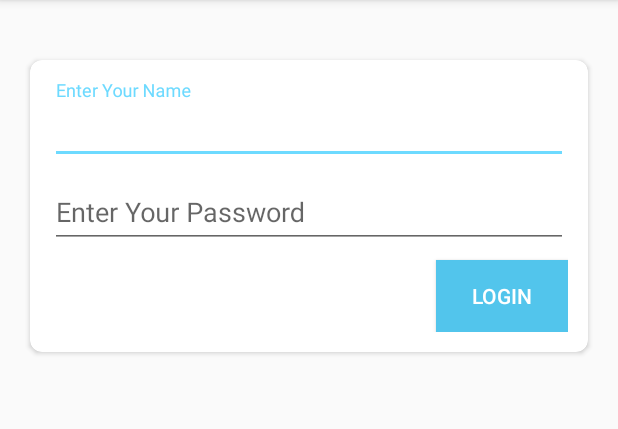
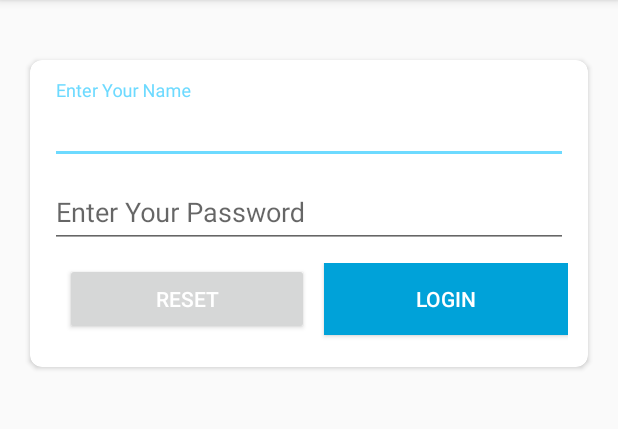
Before and after one commit to nemamayank/DataBinding, an Android app: the screen it shows after launch (LoginActivity), on a phone screen of 412 x 824 dp, the part 84-513 px from its top. Run offline under Robolectric (Android 15) with nearby library versions, the phone set to English and light mode, and no system bars; our stand-ins replace data binding; 7 statements that could not run were skipped.

```diff
--- a/app/build.gradle
+++ b/app/build.gradle
@@ -29,7 +29,7 @@ android {
         exclude 'META-INF/NOTICE'
         exclude 'META-INF/NOTICE.txt'
     }
-    buildToolsVersion '23.0.2'
+    buildToolsVersion '26.0.2'
 }
 
 dependencies {
--- a/app/src/main/java/com/example/activities/LoginActivity.java
+++ b/app/src/main/java/com/example/activities/LoginActivity.java
@@ -4,6 +4,8 @@ import android.content.Intent;
 import android.databinding.DataBindingUtil;
 import android.os.Bundle;
 import android.support.v7.app.AppCompatActivity;
+import android.text.Editable;
+import android.text.TextWatcher;
 import android.view.View;
 
 import com.example.R;
@@ -26,9 +28,44 @@ public class LoginActivity extends AppCompatActivity implements View.OnClickList
     private void initializeBindings() {
         mBinding.setHandler(this);
         mBinding.setEnableLoginButton(true);
+        mBinding.setEnableResetButton(false);
 
         // Setting the values of bindings via model class
         mBinding.setLoginViewModel(new LoginViewModel(this, mBinding));
+
+        mBinding.userNameField.addTextChangedListener(new TextWatcher() {
+            @Override
+            public void beforeTextChanged(CharSequence charSequence, int i, int i1, int i2) {
+            }
+
+            @Override
+            public void onTextChanged(CharSequence charSequence, int start, int before, int count) {
+                if (start >= 4 && mBinding.userPasswordField.length() >= 4) {
+                    mBinding.setEnableResetButton(true);
+                }
+            }
+
+            @Override
+            public void afterTextChanged(Editable editable) {
+            }
+        });
+
+        mBinding.userPasswordField.addTextChangedListener(new TextWatcher() {
+            @Override
+            public void beforeTextChanged(CharSequence charSequence, int i, int i1, int i2) {
+            }
+
+            @Override
+            public void onTextChanged(CharSequence charSequence, int start, int before, int count) {
+                if (start >= 4 && mBinding.userNameField.length() >= 4) {
+                    mBinding.setEnableResetButton(true);
+                }
+            }
+
+            @Override
+            public void afterTextChanged(Editable editable) {
+            }
+        });
     }
 
     @Override
@@ -38,8 +75,19 @@ public class LoginActivity extends AppCompatActivity implements View.OnClickList
                 if (mBinding.getLoginViewModel().validateUserName() && mBinding.getLoginViewModel().validatePassword()) {
                     // Proceed To login
                     startActivity(new Intent(this, LoginSuccessActivity.class));
+                    disableResetButton();
                 }
+                break;
+            case R.id.buttonReset:
+                // Reset fields & disable
+                disableResetButton();
                 break;
         }
     }
+
+    private void disableResetButton() {
+        mBinding.setEnableResetButton(false);
+        mBinding.userPasswordField.setText(null);
+        mBinding.userNameField.setText(null);
+    }
 }
--- a/app/src/main/java/com/example/models/BaseViewModel.java
+++ b/app/src/main/java/com/example/models/BaseViewModel.java
@@ -17,6 +17,9 @@ class BaseViewModel<B extends ViewDataBinding> extends BaseObservable {
         this.binding = binding;
     }
 
+    BaseViewModel() {
+    }
+
     B getBinding() {
         return binding;
     }
--- a/app/src/main/java/com/example/models/LoginViewModel.java
+++ b/app/src/main/java/com/example/models/LoginViewModel.java
@@ -9,7 +9,7 @@ import com.example.databinding.LoginBindings;
 
 
 /**
- *   Model For Setting Values in XML
+ * Model For Setting Values in XML
  */
 
 public class LoginViewModel extends BaseViewModel<LoginBindings> implements View.OnFocusChangeListener {
@@ -35,7 +35,6 @@ public class LoginViewModel extends BaseViewModel<LoginBindings> implements View
     public String getPasswordValue() {
         return userPasswordValue;
     }
-
 
     @Override
     public void onFocusChange(View view, boolean hasFocus) {
@@ -73,7 +72,7 @@ public class LoginViewModel extends BaseViewModel<LoginBindings> implements View
             getBinding().userPasswordField.setError(getContext().getString(R.string.error_register_invalid_password));
         } else {
             getBinding().userPasswordField.setError(null);
-            setPasswordValue(userPasswordValue  .trim());
+            setPasswordValue(userPasswordValue.trim());
             return true;
         }
         return false;
--- a/app/src/main/res/layout/login_page.xml
+++ b/app/src/main/res/layout/login_page.xml
@@ -14,6 +14,10 @@
 
         <variable
             name="enableLoginButton"
+            type="boolean" />
+
+        <variable
+            name="enableResetButton"
             type="boolean" />
     </data>
 
@@ -53,10 +57,10 @@
                             android:layout_width="match_parent"
                             android:layout_height="wrap_content"
                             android:hint="@string/enter_your_name"
-                            app:onFocusChangeListener="@{loginViewModel}"
+                            android:inputType="textCapWords"
+                            android:maxLength="30"
                             android:text="@={loginViewModel.userNameValue}"
-                            android:inputType="textCapWords"
-                            android:maxLength="30" />
+                            app:onFocusChangeListener="@{loginViewModel}" />
                     </android.support.design.widget.TextInputLayout>
 
                     <android.support.design.widget.TextInputLayout
@@ -69,20 +73,44 @@
                             android:layout_width="match_parent"
                             android:layout_height="wrap_content"
                             android:hint="@string/enter_your_password"
-                            android:inputType="textCapWords"
+                            android:inputType="textWebPassword"
+                            android:maxLength="30"
                             android:text="@={loginViewModel.passwordValue}"
-                            app:onFocusChangeListener="@{loginViewModel}"
-                            android:maxLength="30" />
+                            app:onFocusChangeListener="@{loginViewModel}" />
                     </android.support.design.widget.TextInputLayout>
+
+                    <LinearLayout
+                        android:layout_width="match_parent"
+                        android:layout_height="wrap_content"
+                        android:layout_marginTop="10dp"
+                        android:orientation="horizontal">
+
+                        <android.support.v7.widget.AppCompatButton
+                            android:id="@+id/buttonReset"
+                            android:layout_width="wrap_content"
+                            android:layout_height="wrap_content"
+                            android:layout_gravity="end"
+                            android:layout_marginStart="10dp"
+                            android:layout_marginTop="8dp"
+                            android:layout_weight="1"
+                            android:onClick="@{handler::onClick}"
+                            android:text="@string/reset"
+                            android:textColor="@android:color/white"
+                            android:background="@{enableResetButton?@color/colorEnable:@color/colorDisable}"
+                            app:enabled="@{enableResetButton}" />
 
                         <android.support.v7.widget.AppCompatButton
                             android:id="@+id/buttonLogin"
                             style="@style/ButtonStyle"
                             android:layout_gravity="end"
+                            android:layout_marginStart="10dp"
                             android:layout_marginTop="8dp"
-                        android:onClick="@{handler.onClick}"
+                            android:layout_weight="1"
+                            android:onClick="@{handler::onClick}"
                             android:text="@string/login"
                             app:enabled="@{enableLoginButton}" />
+                    </LinearLayout>
+
                 </LinearLayout>
             </android.support.v7.widget.CardView>
         </ScrollView>
--- a/app/src/main/res/values/colors.xml
+++ b/app/src/main/res/values/colors.xml
@@ -3,4 +3,7 @@
     <color name="colorPrimary">#52c5ec</color>
     <color name="colorPrimaryDark">#00a2d9</color>
     <color name="colorAccent">#6ddaff</color>
+
+    <color name="colorEnable">@color/colorPrimaryDark</color>
+    <color name="colorDisable">@color/colorAccent</color>
 </resources>
--- a/app/src/main/res/values/strings.xml
+++ b/app/src/main/res/values/strings.xml
@@ -11,4 +11,6 @@
     <string name="enter_your_password">Enter Your Password</string>
     <string name="enter_your_name">Enter Your Name</string>
     <string name="successfully_logged_in">Successfully Logged-In</string>
+    <string name="reset">Reset</string>
+    <string name="empty">""</string>
 </resources>
--- a/app/src/main/res/values/styles.xml
+++ b/app/src/main/res/values/styles.xml
@@ -12,7 +12,7 @@
         <item name="android:layout_width">wrap_content</item>
         <item name="android:layout_height">wrap_content</item>
         <item name="android:textColor">#ffffff</item>
-        <item name="android:background">@color/colorPrimary</item>
+        <item name="android:background">@color/colorPrimaryDark</item>
         <item name="android:foreground">?attr/selectableItemBackgroundBorderless</item>
     </style>
 
```
Also changed, not shown: 1 other file. Lines whose indentation alone changed are shown as unchanged.
